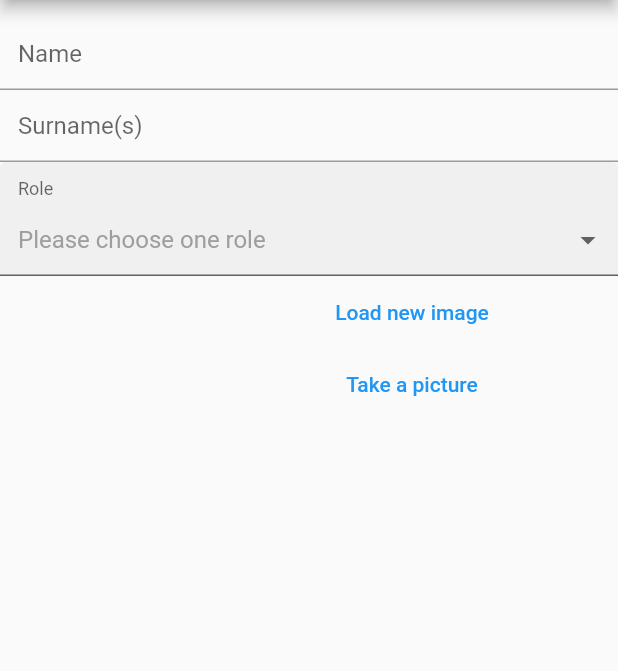
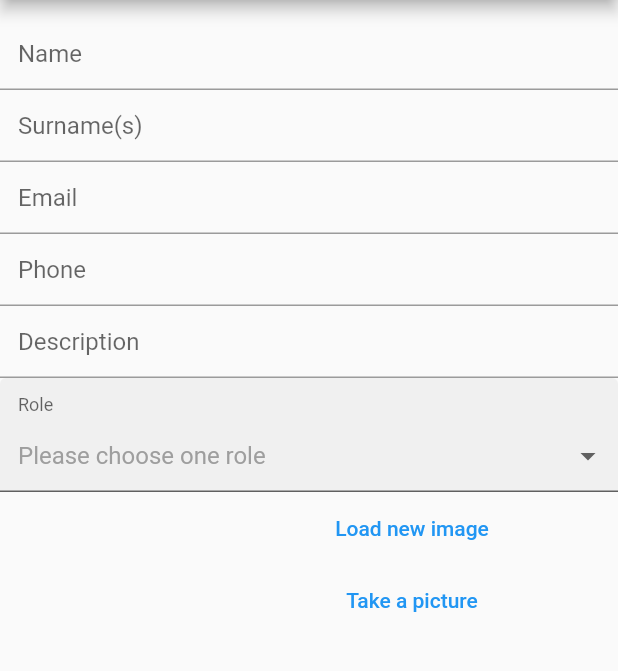
Before and after one commit to david1707/staff_organizer, a Flutter app: the StaffInfoScreen screen opened by its route, in the side drawer, after a tap on the "save" icon, on a phone screen of 412 x 824 dp, the part 84-755 px from its top. Run offline on Flutter 3.47's test engine with Material 2 defaults, Android fonts, the phone set to English and light mode, and no system bars; drawn by our look-alikes of dropdown_formfield; our stand-ins replace cloud_firestore, firebase_core, image_picker; accounts and stored records are empty.

Commit message:
Added more fields to Staff model

```diff
--- a/lib/models/staff.dart
+++ b/lib/models/staff.dart
@@ -9,12 +9,18 @@ class Staff {
   String name;
   String surnames;
   String role;
+  String email;
+  String phone;
+  String description;
 
   Staff({
     @required this.photoName,
     @required this.name,
     @required this.surnames,
     @required this.role,
+    @required this.email,
+    @required this.phone,
+    this.description,
   });
 
   Staff.empty({
@@ -22,6 +28,9 @@ class Staff {
     this.name = '',
     this.surnames = '',
     this.role = '',
+    this.email = '',
+    this.phone = '',
+    this.description = '',
   });
 
   void createNewStaff() async {
@@ -29,16 +38,20 @@ class Staff {
     inspect(this);
     if (this.name.isNotEmpty &&
         this.surnames.isNotEmpty &&
-        this.role.isNotEmpty) {
+        this.role.isNotEmpty &&
+        this.email.isNotEmpty &&
+        this.phone.isNotEmpty &&
+        this.description.isNotEmpty) {
       CollectionReference collectionReference =
           FirebaseFirestore.instance.collection('staff');
       await collectionReference.doc().set({
         'name': this.name,
         'surnames': this.surnames,
         'role': this.role,
+        'email': this.email,
+        'phone': this.phone,
+        'description': this.description,
       });
-
-      print('Done!');
     }
   }
 }
--- a/lib/screens/staff_create_edit.dart
+++ b/lib/screens/staff_create_edit.dart
@@ -1,3 +1,4 @@
+import 'dart:developer';
 import 'dart:io';
 
 import 'package:flutter/material.dart';
@@ -24,6 +25,9 @@ class _StaffInfoScreenState extends State<StaffInfoScreen> {
   File _storedImage;
   TextEditingController _nameController;
   TextEditingController _surnamesController;
+  TextEditingController _emailController;
+  TextEditingController _phoneController;
+  TextEditingController _descriptionController;
 
   Future<void> loadNewImage(ImageSource source) async {
     final imageFile = await ImagePicker().getImage(source: source);
@@ -36,9 +40,7 @@ class _StaffInfoScreenState extends State<StaffInfoScreen> {
     });
   }
 
-  @override
-  Widget build(BuildContext context) {
-
+  void newStaffCheck() {
     // TODO: Simplify this with an ID when we fetch the ID from Firebase
     if (staff?.name == null) {
       staff = ModalRoute.of(context).settings.arguments as Staff;
@@ -48,12 +50,23 @@ class _StaffInfoScreenState extends State<StaffInfoScreen> {
         _staffRole = staff?.role;
         _nameController = TextEditingController(text: staff.name);
         _surnamesController = TextEditingController(text: staff.surnames);
+        _emailController = TextEditingController(text: staff.surnames);
+        _phoneController = TextEditingController(text: staff.surnames);
+        _descriptionController = TextEditingController(text: staff.surnames);
       } else {
         staff = Staff.empty();
         _nameController = TextEditingController(text: '');
         _surnamesController = TextEditingController(text: '');
+        _emailController = TextEditingController(text: '');
+        _phoneController = TextEditingController(text: '');
+        _descriptionController = TextEditingController(text: '');
       }
     }
+  }
+
+  @override
+  Widget build(BuildContext context) {
+    newStaffCheck();
 
     return Scaffold(
       appBar: AppBar(
@@ -67,6 +80,9 @@ class _StaffInfoScreenState extends State<StaffInfoScreen> {
             onPressed: () {
               staff.name = _nameController.text;
               staff.surnames = _surnamesController.text;
+              staff.email = _emailController.text;
+              staff.phone = _phoneController.text;
+              staff.description = _descriptionController.text;
               staff.role = _staffRole;
               staff.createNewStaff();
             },
@@ -82,6 +98,9 @@ class _StaffInfoScreenState extends State<StaffInfoScreen> {
               children: [
                 StaffUpdateTextFormField('Name', _nameController),
                 StaffUpdateTextFormField('Surname(s)', _surnamesController),
+                StaffUpdateTextFormField('Email', _emailController),
+                StaffUpdateTextFormField('Phone', _phoneController),
+                StaffUpdateTextFormField('Description', _descriptionController),
                 DropDownFormField(
                   titleText: 'Role',
                   hintText: 'Please choose one role',
```
Also changed, not shown: 1 other file.
